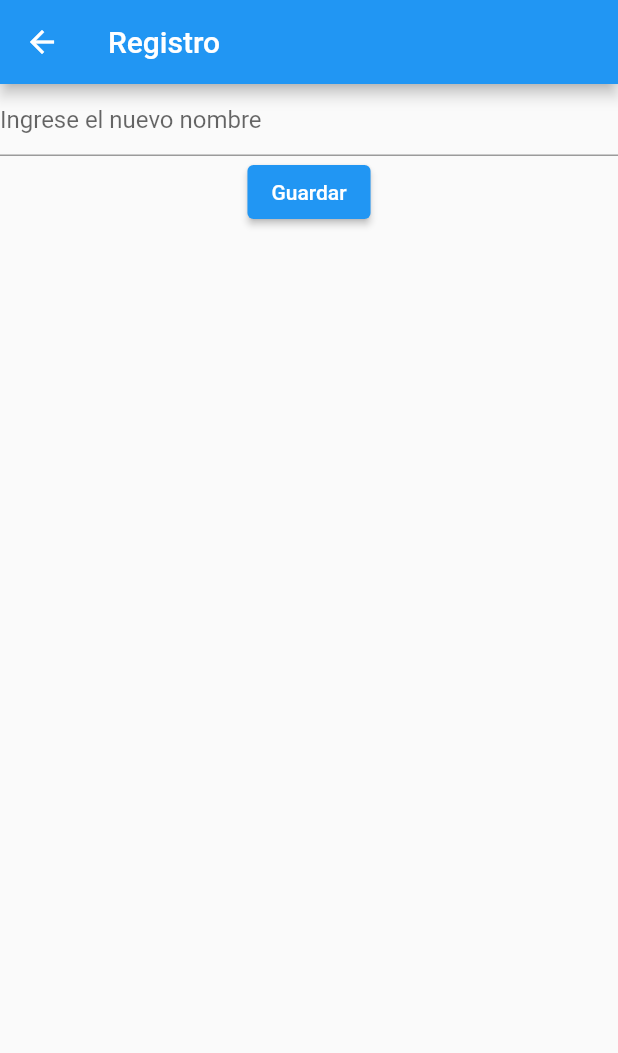
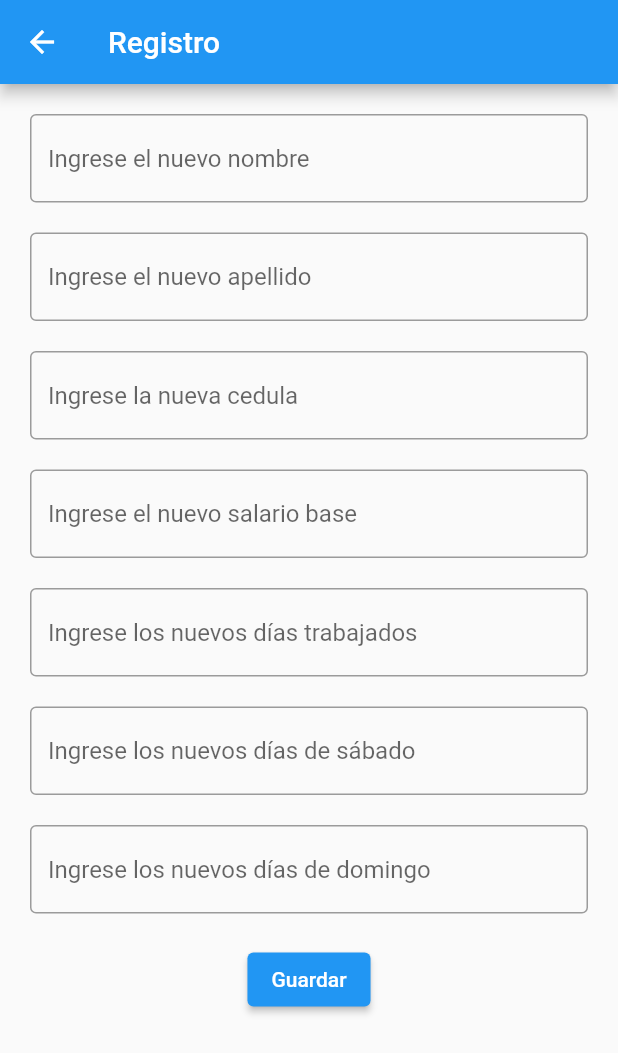
Before and after one commit to HernandezManuel/prueba_nomina, a Flutter app: the screen it shows after launch, after a tap on the "add" icon, on a phone screen of 412 x 824 dp. Shown: the top 1053 px of the screen. Run offline on Flutter 3.47's test engine with Material 2 defaults, Android fonts, the phone set to English and light mode, and no system bars; our stand-ins replace cloud_firestore, firebase_core; accounts and stored records are empty.

Commit message:
Carga de datos en DataTable
- Model Person added
- Addeed parsing for data from firestore
- Added DataTable Page widget
- Added fields for creating person

```diff
--- a/lib/main.dart
+++ b/lib/main.dart
@@ -16,7 +16,7 @@ class MainApp extends StatelessWidget {
   MainApp({super.key});
   final _routes = {
     '/': (context) => const home(),
-    '/add': (context) => const addName(),
+    '/add': (context) => const AddPersonPage(),
     '/edit': (context) => const editName(),
   };
 
--- /dev/null
+++ b/lib/models/person.dart
@@ -0,0 +1,77 @@
+double globalCestaAlimenticia = 74.3;
+
+class Person {
+  Person({
+    required this.uid,
+    required this.nombre,
+    required this.apellido,
+    required this.cedula,
+    required this.salarioBase,
+    required this.diasTrabajados,
+    required this.sabado,
+    required this.domingo,
+    required this.sso,
+    required this.faov,
+    required this.inces,
+    required this.cestaAlimenticia,
+    required this.montoAPagar,
+  });
+
+  String uid;
+  String nombre;
+  String apellido;
+  int cedula;
+  double salarioBase;
+  int diasTrabajados;
+  int sabado;
+  int domingo;
+  double sso;
+  double faov;
+  double inces;
+  double cestaAlimenticia;
+  double montoAPagar;
+
+  factory Person.fromJson(String uid, Map<String, dynamic> json) => Person(
+        uid: uid,
+        nombre: json["nombre"],
+        apellido: json["apellido"],
+        cedula: json["cedula"],
+        salarioBase: json["salarioBase"],
+        diasTrabajados: json["diasTrabajados"],
+        sabado: json["sabado"],
+        domingo: json["domingo"],
+        sso: json["sso"],
+        faov: json["faov"],
+        inces: json["inces"],
+        cestaAlimenticia: json["cestaAlimenticia"],
+        montoAPagar: json["montoAPagar"],
+      );
+
+  Map<String, dynamic> toJson() => {
+        "nombre": nombre,
+        "apellido": apellido,
+        "cedula": cedula,
+        "salarioBase": salarioBase,
+        "diasTrabajados": diasTrabajados,
+        "sabado": sabado,
+        "domingo": domingo,
+        "sso": sso,
+        "faov": faov,
+        "inces": inces,
+        "cestaAlimenticia": cestaAlimenticia,
+        "montoAPagar": montoAPagar,
+      };
+
+  void calculate() {
+    sso = salarioBase * 0.04;
+    faov = salarioBase * 0.01;
+    inces = salarioBase * 0.01;
+    cestaAlimenticia = globalCestaAlimenticia;
+    montoAPagar = salarioBase -
+        sso -
+        faov -
+        inces -
+        cestaAlimenticia -
+        (salarioBase / 30 * (30 - diasTrabajados));
+  }
+}
--- a/lib/pages/add_name_page.dart
+++ /dev/null
@@ -1,41 +0,0 @@
-import 'package:flutter/material.dart';
-import 'package:prueba/pages/index.dart';
-
-class addName extends StatefulWidget {
-  const addName({super.key});
-
-  @override
-  State<addName> createState() => _addNameState();
-}
-
-class _addNameState extends State<addName> {
-  TextEditingController nameController = TextEditingController(text: "");
-  //TextEditingController apellidoController = TextEditingController(text: "");
-  @override
-  Widget build(BuildContext context) {
-    return Scaffold(
-      appBar: AppBar(title: Text('Registro')),
-      body: Column(
-        children: [
-          TextField(
-            controller: nameController,
-            decoration:
-                const InputDecoration(hintText: 'Ingrese el nuevo nombre'),
-          ),
-          /*  TextField(
-            controller: apellidoController,
-            decoration:
-                const InputDecoration(hintText: 'Ingrese el nuevo apellido'),
-          ), */
-          ElevatedButton(
-              onPressed: () async {
-                await addPeople(nameController.text).then((value) {
-                  Navigator.pop(context);
-                });
-              },
-              child: const Text('Guardar'))
-        ],
-      ),
-    );
-  }
-}
--- /dev/null
+++ b/lib/pages/add_person_page.dart
@@ -0,0 +1,143 @@
+// {
+//   "nombre": "string",
+//   "apellido": "string",
+//   "cedula": 0,
+//   "salarioBase": 0.0,
+//   "díasTrabajados": 0,
+//   "sábado": 0,
+//   "domingo": 0,
+//   "sso": 0.0,
+//   "faov": 0.0,
+//   "inces": 0.0,
+//   "cestaAlimenticia": 0.0,
+//   "montoAPagar": 0.0
+// }
+
+import 'package:flutter/material.dart';
+import 'package:prueba/models/person.dart';
+import 'package:prueba/pages/index.dart';
+
+class AddPersonPage extends StatefulWidget {
+  const AddPersonPage({super.key});
+
+  @override
+  State<AddPersonPage> createState() => _AddPersonPageState();
+}
+
+class _AddPersonPageState extends State<AddPersonPage> {
+  TextEditingController nombreController = TextEditingController(text: "");
+  TextEditingController apellidoController = TextEditingController(text: "");
+  TextEditingController cedulaController = TextEditingController(text: "");
+  TextEditingController salarioBaseController = TextEditingController(text: "");
+  TextEditingController diasTrabajadosController =
+      TextEditingController(text: "");
+  TextEditingController sabadoController = TextEditingController(text: "");
+  TextEditingController domingoController = TextEditingController(text: "");
+
+  @override
+  Widget build(BuildContext context) {
+    return Scaffold(
+      appBar: AppBar(title: const Text('Registro')),
+      body: SingleChildScrollView(
+        padding: const EdgeInsets.all(20),
+        child: Column(
+          children: [
+            TextField(
+              controller: nombreController,
+              keyboardType: TextInputType.name,
+              textCapitalization: TextCapitalization.words,
+              decoration: const InputDecoration(
+                hintText: 'Ingrese el nuevo nombre',
+                border: OutlineInputBorder(),
+              ),
+            ),
+            const SizedBox(height: 20),
+            TextField(
+              controller: apellidoController,
+              keyboardType: TextInputType.name,
+              textCapitalization: TextCapitalization.words,
+              decoration: const InputDecoration(
+                hintText: 'Ingrese el nuevo apellido',
+                border: OutlineInputBorder(),
+              ),
+            ),
+            const SizedBox(height: 20),
+            TextField(
+              controller: cedulaController,
+              keyboardType: TextInputType.number,
+              decoration: const InputDecoration(
+                hintText: 'Ingrese la nueva cedula',
+                border: OutlineInputBorder(),
+              ),
+            ),
+            const SizedBox(height: 20),
+            TextField(
+              controller: salarioBaseController,
+              keyboardType: TextInputType.number,
+              decoration: const InputDecoration(
+                hintText: 'Ingrese el nuevo salario base',
+                border: OutlineInputBorder(),
+              ),
+            ),
+            const SizedBox(height: 20),
+            TextField(
+              controller: diasTrabajadosController,
+              keyboardType: TextInputType.number,
+              decoration: const InputDecoration(
+                hintText: 'Ingrese los nuevos días trabajados',
+                border: OutlineInputBorder(),
+              ),
+            ),
+            const SizedBox(height: 20),
+            TextField(
+              controller: sabadoController,
+              keyboardType: TextInputType.number,
+              decoration: const InputDecoration(
+                hintText: 'Ingrese los nuevos días de sábado',
+                border: OutlineInputBorder(),
+              ),
+            ),
+            const SizedBox(height: 20),
+            TextField(
+              controller: domingoController,
+              keyboardType: TextInputType.number,
+              decoration: const InputDecoration(
+                hintText: 'Ingrese los nuevos días de domingo',
+                border: OutlineInputBorder(),
+              ),
+            ),
+            const SizedBox(height: 20),
+            ElevatedButton(
+              onPressed: () async {
+                Person person = buildPerson();
+                await addPeople(person).then((value) {
+                  Navigator.pop(context);
+                });
+              },
+              child: const Text('Guardar'),
+            )
+          ],
+        ),
+      ),
+    );
+  }
+
+  /// Creates a new person with the given data from the form
+  Person buildPerson() {
+    return Person(
+      uid: "",
+      nombre: nombreController.text,
+      apellido: apellidoController.text,
+      cedula: int.parse(cedulaController.text),
+      salarioBase: double.parse(salarioBaseController.text),
+      diasTrabajados: int.parse(diasTrabajadosController.text),
+      sabado: int.parse(sabadoController.text),
+      domingo: int.parse(domingoController.text),
+      sso: 0.0,
+      faov: 0.0,
+      inces: 0.0,
+      cestaAlimenticia: 0.0,
+      montoAPagar: 0.0,
+    );
+  }
+}
--- a/lib/pages/index.dart
+++ b/lib/pages/index.dart
@@ -4,4 +4,4 @@ export 'package:prueba/services/firebase_options.dart';
 export 'package:prueba/services/firebase_service.dart';
 export 'package:flutter/services.dart';
 export 'package:prueba/pages/404_Screen.dart';
-export 'package:prueba/pages/add_name_page.dart';
+export 'package:prueba/pages/add_person_page.dart';
--- a/lib/pages/page_home..dart
+++ b/lib/pages/page_home..dart
@@ -1,10 +1,10 @@
 import 'dart:core';
 
-import 'package:cloud_firestore/cloud_firestore.dart';
 import 'package:flutter/material.dart';
-import 'package:flutter/rendering.dart';
+import 'package:prueba/pages/index.dart';
 
-import 'package:prueba/pages/index.dart';
+import '../models/person.dart';
+import 'people_table.dart';
 
 class home extends StatefulWidget {
   const home({
@@ -22,7 +22,8 @@ class _homeState extends State<home> {
       appBar: AppBar(
         title: const Text("Crud"),
       ),
-      body: Tabla(),
+      body: PeopleDataTable(),
+      // body: PeopleListView(),
       floatingActionButton: FloatingActionButton(
         onPressed: () async {
           await Navigator.pushNamed(context, '/add');
@@ -34,8 +35,8 @@ class _homeState extends State<home> {
   }
 }
 
-class Tabla extends StatelessWidget {
-  const Tabla({
+class PeopleListView extends StatelessWidget {
+  const PeopleListView({
     super.key,
   });
 
@@ -65,15 +66,17 @@ class _procesoTablaState extends State<procesoTabla> {
   @override
   Widget build(BuildContext context) {
     return FutureBuilder(
-        future: getpeople(),
+        future: getPeople(),
         builder: (context, snapshot) {
           if (snapshot.hasData) {
             return ListView.builder(
                 itemCount: snapshot.data?.length,
                 itemBuilder: (context, index) {
+                  Person person = snapshot.data![index];
+
                   return Dismissible(
                     onDismissed: (direction) async {
-                      await deletePeople(snapshot.data?[index]['uid']);
+                      await deletePeople(person.uid);
                       snapshot.data?.removeAt(index);
                     },
                     confirmDismiss: (direction) async {
@@ -83,7 +86,7 @@ class _procesoTablaState extends State<procesoTabla> {
                           builder: (context) {
                             return AlertDialog(
                               title: Text(
-                                  "Esta seguro de que quiere eliminar a ${snapshot.data?[index]['name']}"),
+                                  "Esta seguro de que quiere eliminar a ${person.nombre}"),
                               actions: [
                                 TextButton(
                                     onPressed: () {
@@ -105,14 +108,14 @@ class _procesoTablaState extends State<procesoTabla> {
                       child: const Icon(Icons.delete),
                     ),
                     direction: DismissDirection.endToStart,
-                    key: Key(snapshot.data?[index]['uid']),
+                    key: Key(person.uid),
                     child: ListTile(
-                        title: Text(snapshot.data?[index]['name']),
+                        title: Text(person.nombre),
                         onTap: (() async {
                           await Navigator.pushNamed(context, '/edit',
                               arguments: {
-                                "name": snapshot.data?[index]['name'],
-                                "uid": snapshot.data?[index]['uid'],
+                                "name": person.nombre,
+                                "uid": person.uid,
                               });
                           setState(() {});
                         })),
--- /dev/null
+++ b/lib/pages/people_table.dart
@@ -0,0 +1,44 @@
+// Create a datatable widget with the data from the people list
+
+import 'package:flutter/material.dart';
+import 'package:prueba/pages/index.dart';
+
+import '../models/person.dart';
+
+class PeopleDataTable extends StatelessWidget {
+  const PeopleDataTable({Key? key}) : super(key: key);
+
+  @override
+  Widget build(BuildContext context) {
+    return FutureBuilder(
+      future: getPeople(),
+      builder: (BuildContext context, AsyncSnapshot snapshot) {
+        List<Person> people = snapshot.data ?? [];
+
+        return SingleChildScrollView(
+          child: SingleChildScrollView(
+            scrollDirection: Axis.horizontal,
+            child: DataTable(
+              columns: const [
+                DataColumn(label: Text("Nombre")),
+                DataColumn(label: Text("Apellido")),
+                DataColumn(label: Text("Cedula")),
+              ],
+              rows: people
+                  .map(
+                    (person) => DataRow(
+                      cells: [
+                        DataCell(Text(person.nombre)),
+                        DataCell(Text(person.apellido)),
+                        DataCell(Text(person.cedula.toString())),
+                      ],
+                    ),
+                  )
+                  .toList(),
+            ),
+          ),
+        );
+      },
+    );
+  }
+}
--- a/lib/services/firebase_service.dart
+++ b/lib/services/firebase_service.dart
@@ -1,34 +1,38 @@
 import 'package:cloud_firestore/cloud_firestore.dart';
 
-FirebaseFirestore base_de_datos = FirebaseFirestore.instance;
+import '../models/person.dart';
 
-Future<List> getpeople() async {
-  List people = [];
+FirebaseFirestore baseDeDatos = FirebaseFirestore.instance;
+
+Future<List<Person>> getPeople() async {
+  List<Person> people = [];
+
   CollectionReference collectionReferencePeople =
-      base_de_datos.collection('people');
+      baseDeDatos.collection('people');
+
   QuerySnapshot queryPeople = await collectionReferencePeople.get();
 
   for (var doc in queryPeople.docs) {
-    final Map<String, dynamic> data = doc.data() as Map<String, dynamic>;
-    final person = {
-      "name": data['name'],
-      "uid": doc.id,
-    };
+    final data = doc.data() as Map<String, dynamic>;
+    Person person = Person.fromJson(
+      doc.id,
+      data,
+    );
     people.add(person);
   }
+
   return people;
 }
 
-Future<void> addPeople(String name) async {
-  await base_de_datos.collection('people').add({
-    "name": name,
-  });
+Future<void> addPeople(Person person) async {
+  person.calculate();
+  await baseDeDatos.collection('people').add(person.toJson());
 }
 
-Future<void> updatePeople(String uid, String Newname) async {
-  await base_de_datos.collection("people").doc(uid).update({"name": Newname});
+Future<void> updatePeople(String uid, String newName) async {
+  await baseDeDatos.collection("people").doc(uid).update({"name": newName});
 }
 
 Future<void> deletePeople(String uid) async {
-  await base_de_datos.collection('people').doc(uid).delete();
+  await baseDeDatos.collection('people').doc(uid).delete();
 }
```
